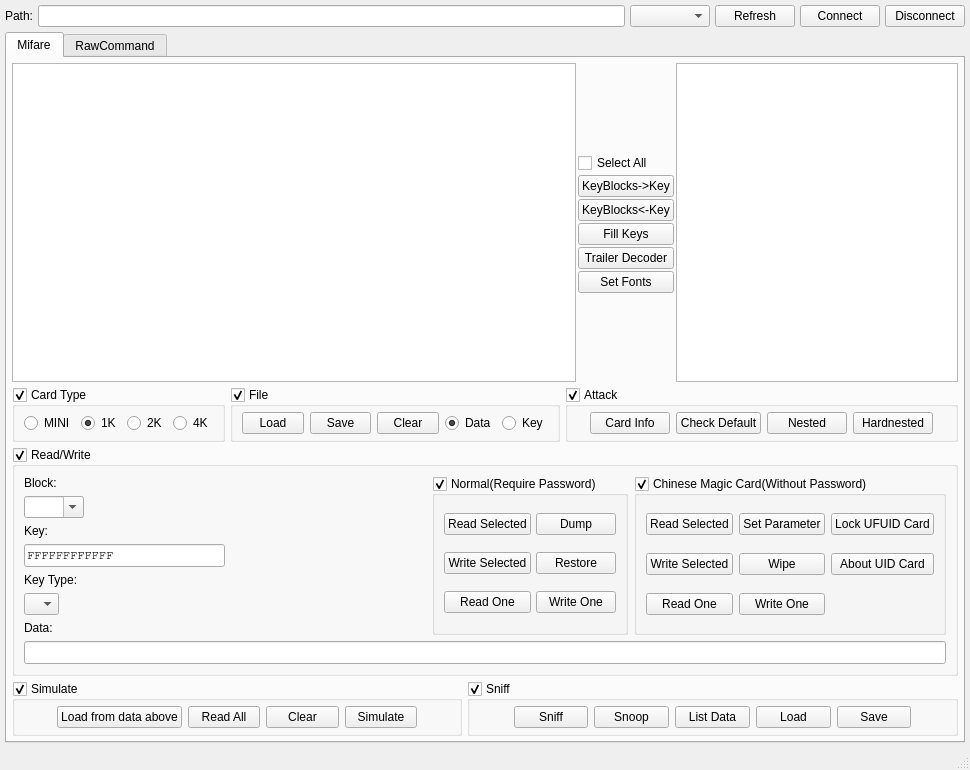
Above: ui/mainwindow.ui from wh201906/Proxmark3GUI before the change. Below: the same form after it.
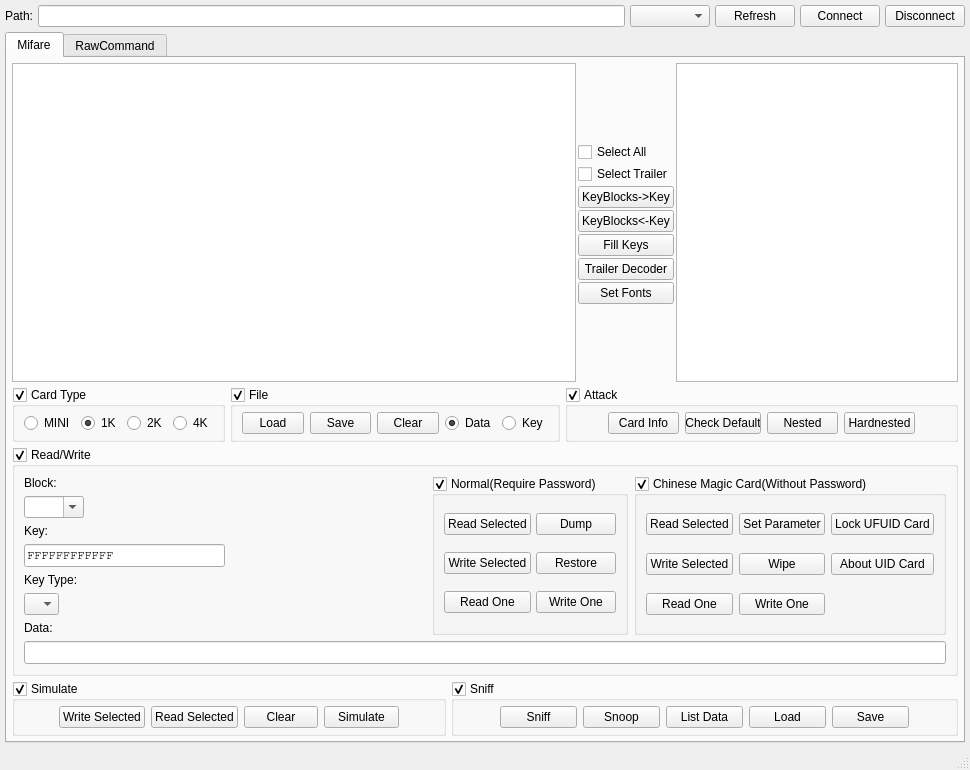
That is the form after the change.

Commit message: Unify all read and write functions

Patch:
```diff
--- a/ui/mainwindow.ui
+++ b/ui/mainwindow.ui
@@ -188,8 +188,27 @@
               </property>
              </widget>
             </item>
+            <item>
+             <widget class="QCheckBox" name="MF_selectTrailerBox">
+              <property name="minimumSize">
+               <size>
+                <width>40</width>
+                <height>0</height>
+               </size>
+              </property>
+              <property name="text">
+               <string>Select Trailer</string>
+              </property>
+             </widget>
+            </item>
             <item>
              <widget class="QPushButton" name="MF_data2KeyButton">
+              <property name="minimumSize">
+               <size>
+                <width>40</width>
+                <height>0</height>
+               </size>
+              </property>
               <property name="text">
                <string>KeyBlocks-&gt;Key</string>
               </property>
@@ -197,6 +216,12 @@
             </item>
             <item>
              <widget class="QPushButton" name="MF_key2DataButton">
+              <property name="minimumSize">
+               <size>
+                <width>40</width>
+                <height>0</height>
+               </size>
+              </property>
               <property name="text">
                <string>KeyBlocks&lt;-Key</string>
               </property>
@@ -204,6 +229,12 @@
             </item>
             <item>
              <widget class="QPushButton" name="MF_fillKeysButton">
+              <property name="minimumSize">
+               <size>
+                <width>40</width>
+                <height>0</height>
+               </size>
+              </property>
               <property name="text">
                <string>Fill Keys</string>
               </property>
@@ -211,6 +242,12 @@
             </item>
             <item>
              <widget class="QPushButton" name="MF_trailerDecoderButton">
+              <property name="minimumSize">
+               <size>
+                <width>40</width>
+                <height>0</height>
+               </size>
+              </property>
               <property name="text">
                <string>Trailer Decoder</string>
               </property>
@@ -218,6 +255,12 @@
             </item>
             <item>
              <widget class="QPushButton" name="MF_fontButton">
+              <property name="minimumSize">
+               <size>
+                <width>40</width>
+                <height>0</height>
+               </size>
+              </property>
               <property name="text">
                <string>Set Fonts</string>
               </property>
@@ -426,6 +469,12 @@
              </item>
              <item>
               <widget class="QPushButton" name="MF_Attack_infoButton">
+               <property name="minimumSize">
+                <size>
+                 <width>40</width>
+                 <height>0</height>
+                </size>
+               </property>
                <property name="text">
                 <string>Card Info</string>
                </property>
@@ -439,6 +488,12 @@
                  <verstretch>0</verstretch>
                 </sizepolicy>
                </property>
+               <property name="minimumSize">
+                <size>
+                 <width>40</width>
+                 <height>0</height>
+                </size>
+               </property>
                <property name="text">
                 <string>Check Default</string>
                </property>
@@ -448,7 +503,7 @@
               <widget class="QPushButton" name="MF_Attack_nestedButton">
                <property name="minimumSize">
                 <size>
-                 <width>0</width>
+                 <width>40</width>
                  <height>0</height>
                 </size>
                </property>
@@ -459,6 +514,12 @@
              </item>
              <item>
               <widget class="QPushButton" name="MF_Attack_hardnestedButton">
+               <property name="minimumSize">
+                <size>
+                 <width>40</width>
+                 <height>0</height>
+                </size>
+               </property>
                <property name="text">
                 <string>Hardnested</string>
                </property>
@@ -812,9 +873,15 @@
               </spacer>
              </item>
              <item>
-              <widget class="QPushButton" name="MF_Sim_loadDataButton">
+              <widget class="QPushButton" name="MF_Sim_writeSelectedButton">
+               <property name="minimumSize">
+                <size>
+                 <width>0</width>
+                 <height>0</height>
+                </size>
+               </property>
                <property name="text">
-                <string>Load from data above</string>
+                <string>Write Selected</string>
                </property>
               </widget>
              </item>
@@ -822,12 +889,12 @@
               <widget class="QPushButton" name="MF_Sim_writeAllButton">
                <property name="minimumSize">
                 <size>
-                 <width>40</width>
+                 <width>0</width>
                  <height>0</height>
                 </size>
                </property>
                <property name="text">
-                <string>Read All</string>
+                <string>Read Selected</string>
                </property>
               </widget>
              </item>
```
Left out of the diff: 120 changed lines with no effect on the pictures. The commit also changes 4 other files.
